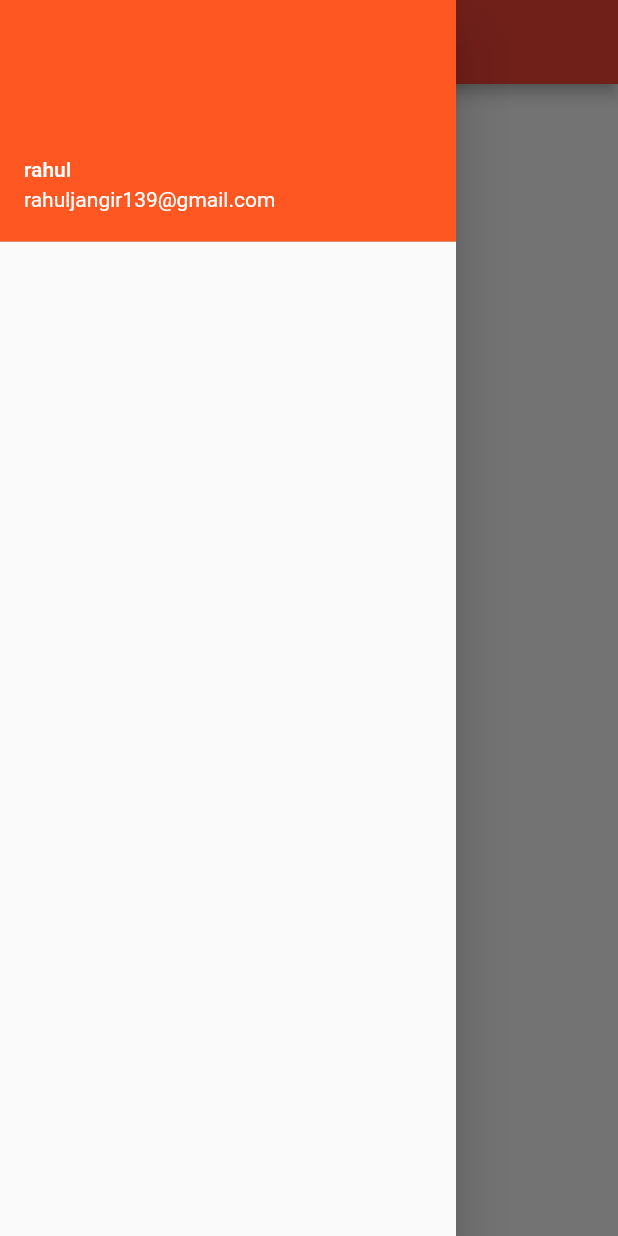
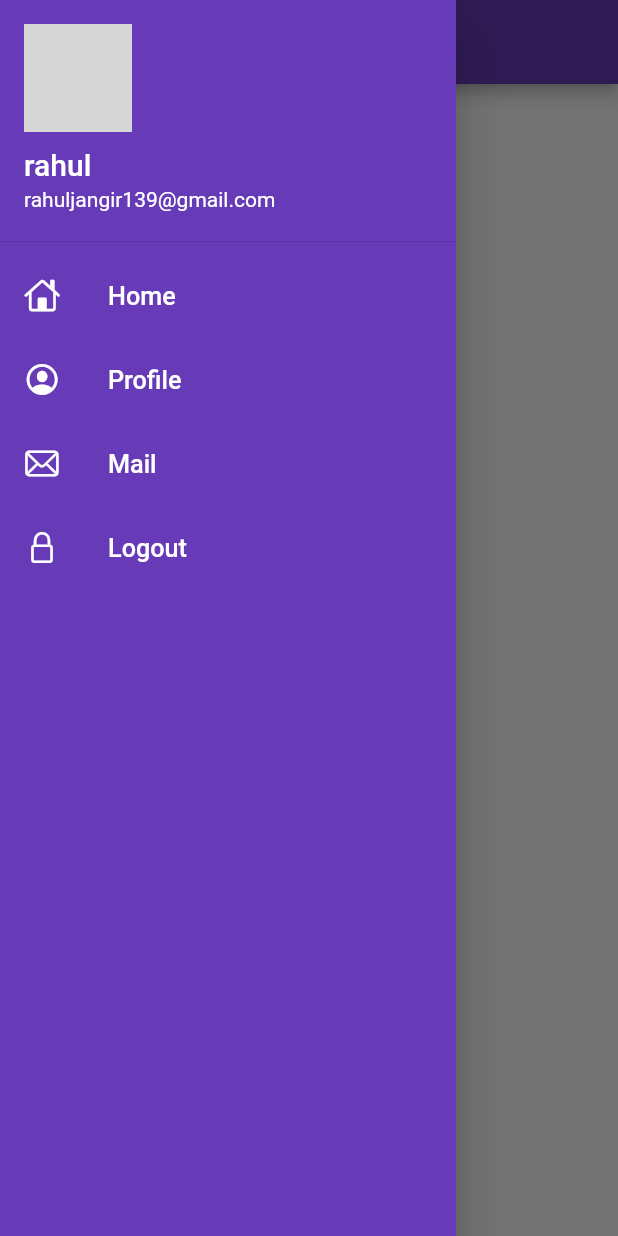
Before and after one commit to OICjangirrahul/flutter_login, a Flutter app: the screen it shows after launch, with the side drawer open, on a phone screen of 412 x 824 dp. Run offline on Flutter 3.47's test engine with Material 2 defaults, Android fonts, the phone set to English and light mode, and no system bars; network calls fail; grey boxes are pictures that could not be loaded.

Commit message:
day 9 okk

```diff
--- a/lib/main.dart
+++ b/lib/main.dart
@@ -15,7 +15,7 @@ class MyApp extends StatelessWidget {
     return MaterialApp(
       themeMode: ThemeMode.light,
       theme: ThemeData(
-        primarySwatch: Colors.deepOrange,
+        primarySwatch: Colors.deepPurple,
       ),
       debugShowCheckedModeBanner: false,
       darkTheme: ThemeData(brightness: Brightness.dark),
--- a/lib/pages/drawar.dart
+++ b/lib/pages/drawar.dart
@@ -1,6 +1,8 @@
 import 'dart:async';
 
+import 'package:flutter/cupertino.dart';
 import 'package:flutter/material.dart';
+
 class Mydrawer extends StatelessWidget {
   const Mydrawer({Key? key}) : super(key: key);
 
@@ -8,21 +10,58 @@ class Mydrawer extends StatelessWidget {
 
   @override
   Widget build(BuildContext context) {
+    final imageUrl =
+        "https://s3.india.com/imageTopics/b05748a8408fc8681e49b53b924f257e.jpg";
     return Drawer(
+      child: Container(
+        color: Colors.deepPurple,
         child: ListView(
+          padding: EdgeInsets.zero,
           children: [
-
-
             DrawerHeader(
               padding: EdgeInsets.zero,
               child: UserAccountsDrawerHeader(
                 margin: EdgeInsets.zero,
 
-            accountName: Text("rahul"),
+                accountName: Text("rahul",style: TextStyle(fontSize: 20),),
                 accountEmail: Text("rahuljangir139@gmail.com"),
-          ),)
+                currentAccountPicture: CircleAvatar(
+                  backgroundImage: NetworkImage(imageUrl),
+                ),
+              ),
+            ),
+            ListTile(
 
+              leading: Icon(CupertinoIcons.home,color: Colors.white,),
+              title: Text("Home",
+              textScaleFactor: 1.2,
+              style: TextStyle(color: Colors.white),),
+            ),
+             ListTile(
+
+              leading: Icon(CupertinoIcons.profile_circled,color: Colors.white,),
+              title: Text("Profile",
+              textScaleFactor: 1.2,
+              style: TextStyle(color: Colors.white),),
+            ),
+             ListTile(
+
+              leading: Icon(CupertinoIcons.mail,color: Colors.white,),
+              title: Text("Mail",
+              textScaleFactor: 1.2,
+              style: TextStyle(color: Colors.white),),
+            ),
+             ListTile(
+
+              leading: Icon(CupertinoIcons.lock,color: Colors.white,),
+              title: Text("Logout",
+              textScaleFactor: 1.2,
+              style: TextStyle(color: Colors.white),),
+            ),
           ],
+
+        ),
+
       ),
     );
   }
--- a/lib/pages/home_page.dart
+++ b/lib/pages/home_page.dart
@@ -8,7 +8,7 @@ class HomePage extends StatelessWidget {
   Widget build(BuildContext context) {
     return Scaffold(
 
-      appBar: AppBar(backgroundColor: Colors.red,title: Text("sky grid"),),
+      appBar: AppBar(backgroundColor: Colors.deepPurple,title: Text("sky grid"),),
       drawer: Mydrawer(),
       body: Center(
         child: Container(
```
Lines whose indentation alone changed are shown as unchanged.
